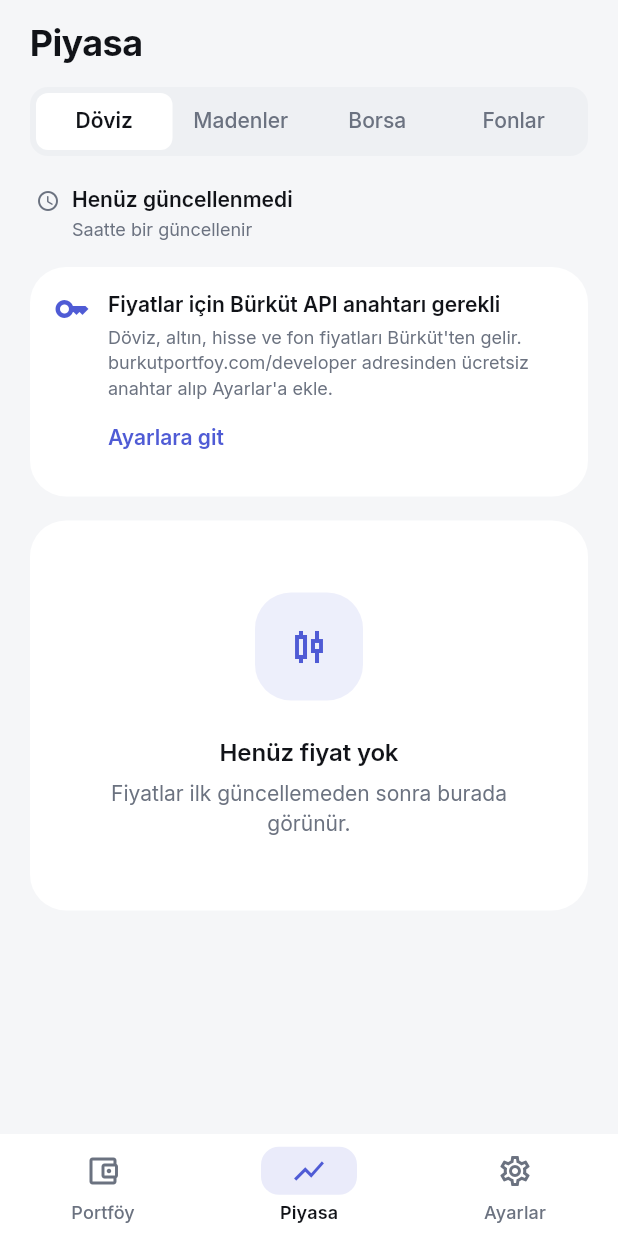
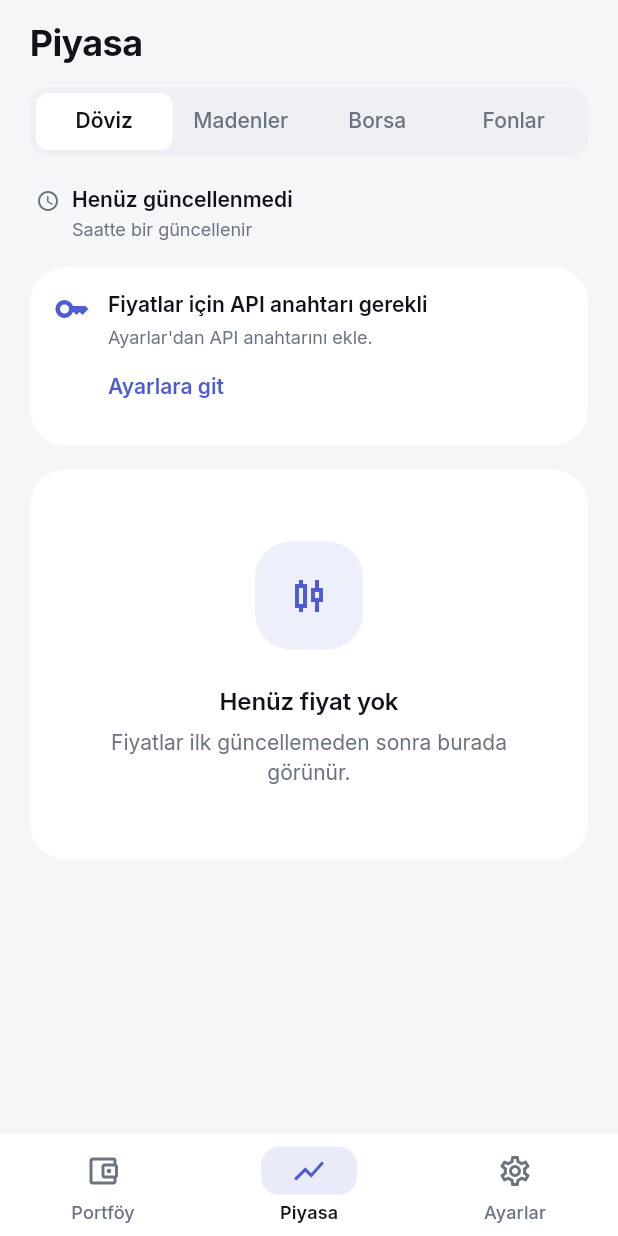
Before and after one commit to oomerkaya/Vestra, a Flutter app: the screen it shows after launch, item 2 of the bottom bar chosen, on a phone screen of 412 x 824 dp. Run offline on Flutter 3.47's test engine with Material 3 defaults, Android fonts, the phone set to English and light mode, and no system bars; our stand-ins replace decimal, dio, drift, drift_flutter, flutter_riverpod, flutter_secure_storage and 1 more; accounts and stored records are empty; generated files the repository leaves out were written again.

Commit message:
Drop KAP quota threshold, collapse allocation, simplify texts
Bürküt is named only in the API key section of the settings; elsewhere
just "data is delayed". Shorter notes throughout.

Co-Authored-By: Claude Opus 5.5 <noreply@anthropic.com>

```diff
--- a/lib/core/l10n/arb/app_tr.arb
+++ b/lib/core/l10n/arb/app_tr.arb
@@ -31,12 +31,12 @@
     }
   },
   "marketRefreshing": "Güncelleniyor…",
-  "marketSourceBurkut": "Bürküt · hisseler en az 15 dk gecikmeli",
-  "marketNeedsKeyTitle": "Fiyatlar için Bürküt API anahtarı gerekli",
-  "marketNeedsKeyMessage": "Döviz, altın, hisse ve fon fiyatları Bürküt'ten gelir. burkutportfoy.com/developer adresinden ücretsiz anahtar alıp Ayarlar'a ekle.",
+  "marketDataDelayed": "Veriler gecikmelidir",
+  "marketNeedsKeyTitle": "Fiyatlar için API anahtarı gerekli",
+  "marketNeedsKeyMessage": "Ayarlar'dan API anahtarını ekle.",
   "marketGoToSettings": "Ayarlara git",
-  "marketQuotaExhausted": "Bu ayın Bürküt istek kotası doldu. Altın ve hisse fiyatları gelecek ay güncellenecek; döviz yedek kaynaktan geliyor.",
-  "marketKeyRejected": "Bürküt API anahtarı reddedildi. Ayarlar'dan kontrol et.",
+  "marketQuotaExhausted": "Bu ayın istek kotası doldu. Fiyatlar gelecek ay güncellenecek.",
+  "marketKeyRejected": "API anahtarı kabul edilmedi. Ayarlar'dan kontrol et.",
   "errorNetwork": "İnternet bağlantısı yok. Son bilinen fiyatlar gösteriliyor.",
   "errorRateLimit": "Çok sık istek gönderildi, birazdan tekrar denenecek.",
   "errorServer": "Veri sağlayıcı şu an yanıt vermiyor.",
@@ -83,9 +83,9 @@
     }
   },
   "settingsQuotaExhausted": "Kota doldu",
-  "settingsDataNote": "Fiyatlar Bürküt'ten gelir. Döviz ve altın/gümüş uygulama açıkken saatte bir, hisseler yalnızca hafta içi 10:00-18:00 arasında saatte bir, fonlar yalnızca hafta içi 10:00-18:00 arasında günde bir kez güncellenir. Hisse verileri Borsa İstanbul kuralları gereği en az 15 dakika gecikmelidir. Ekranı aşağı çekmek bu süreleri kısaltmaz. Vestra resmi bir Bürküt uygulaması değildir; Bürküt lisanslı bir veri dağıtıcısı değildir.",
+  "settingsDataNote": "API anahtarını burkutportfoy.com/developer adresinden ücretsiz alabilirsin. Vestra resmi bir Bürküt uygulaması değildir.",
   "apiKeySheetTitle": "Bürküt API anahtarı",
-  "apiKeySheetHelp": "burkutportfoy.com/developer adresinden ücretsiz hesap açıp anahtar oluşturabilirsin (ayda 1.000 istek). Anahtar yalnızca bu cihazda şifreli saklanır.",
+  "apiKeySheetHelp": "Anahtarı burkutportfoy.com/developer adresinden ücretsiz alabilirsin. Yalnızca bu cihazda şifreli saklanır.",
   "apiKeyFieldLabel": "API anahtarı",
   "apiKeySave": "Doğrula ve kaydet",
   "apiKeyDelete": "Anahtarı sil",
@@ -93,7 +93,7 @@
   "apiKeyDeleted": "Anahtar silindi",
   "apiKeyErrorEmpty": "Anahtarı gir",
   "apiKeyErrorMalformed": "Anahtar biçimi geçersiz",
-  "apiKeyErrorRejected": "Bürküt bu anahtarı kabul etmedi",
+  "apiKeyErrorRejected": "Anahtar kabul edilmedi",
   "apiKeyErrorQuota": "Bu ayın kotası dolu olduğu için anahtar doğrulanamadı",
   "apiKeyShow": "Göster",
   "apiKeyHide": "Gizle",
@@ -176,7 +176,7 @@
   "txDeleted": "İşlem silindi",
   "pickerTitle": "Varlık seç",
   "pickerSearchStocks": "Hisse ara (ör. THYAO)",
-  "pickerStockListUnavailable": "Hisse listesi için Bürküt API anahtarı gerekli. Sembolü elle yazabilirsin.",
+  "pickerStockListUnavailable": "Hisse listesi için API anahtarı gerekli. Sembolü elle yazabilirsin.",
   "pickerNoResults": "Sonuç yok",
   "assetDetailTransactions": "İşlemler",
   "assetDetailQuantity": "Miktar",
@@ -259,20 +259,20 @@
   "marketTabFunds": "Fonlar",
   "categoryFunds": "Fonlar",
   "unitShare": "pay",
-  "marketFundsRule": "Hafta içi 10:00-18:00 arasında, günde bir kez güncellenir (TEFAS fiyatları günlük açıklanır)",
+  "marketFundsRule": "Hafta içi 10:00-18:00 arasında, günde bir kez güncellenir",
   "marketSearchFunds": "Fon ara (kod veya ad)",
   "marketFundsNotLoaded": "Fon listesi ilk güncellemeyle gelir.",
-  "kapAssetSectionTitle": "Yakın zamanda yapılan KAP bildirimleri",
+  "kapAssetSectionTitle": "Son KAP bildirimleri",
   "kapNone": "Son 30 günde kayıtlı bildirim yok.",
-  "kapAssetFooter": "Kaynak: KAP, Bürküt üzerinden. Günde bir kez çekilen son 30 günün kayıtlarından gösterilir; uygulamanın açılmadığı günler eksik olabilir.",
+  "kapAssetFooter": "Son 30 gün · Günde bir kez güncellenir.",
   "kapOpenOnKap": "Bildirimi KAP'ta aç",
   "linkOpenFailed": "Bağlantı açılamadı.",
   "kapScreenTitle": "KAP bildirimleri",
   "kapIconTooltip": "KAP bildirimleri",
   "kapFilterAll": "Tümü",
   "kapEmptyTitle": "Henüz bildirim yok",
-  "kapEmptyMessage": "KAP bildirimleri uygulama açıkken günde bir kez, 08:00'den sonra güncellenir ve 30 gün saklanır.",
-  "kapScreenFooter": "Kaynak: KAP, Bürküt üzerinden. Yalnızca portföydeki hisseler, son 30 gün. Uygulama açıkken günde bir kez tek istekle güncellenir; açılmayan günler eksik olabilir. Aylık kotanın yarısı dolunca güncelleme durur.",
+  "kapEmptyMessage": "Bildirimler günde bir kez güncellenir ve 30 gün saklanır.",
+  "kapScreenFooter": "Portföydeki hisselerin son 30 günlük bildirimleri. Günde bir kez güncellenir.",
   "kapNewBadge": "KAP",
   "kapNewBadgeSemantics": "Son 24 saatte KAP bildirimi var",
   "assetDetailPrice": "Güncel fiyat",
@@ -287,7 +287,7 @@
     }
   },
   "portfolioKeyTitle": "Fiyatlar için API anahtarı gerekli",
-  "portfolioKeyMessage": "Güncel fiyatlar ve KAP bildirimleri için Bürküt API anahtarını Ayarlar'dan gir.",
+  "portfolioKeyMessage": "Güncel fiyatlar ve KAP bildirimleri için Ayarlar'dan API anahtarını ekle.",
   "portfolioKeyAction": "Ayarlara git",
   "allocationByCategory": "Tür",
   "allocationByAsset": "Varlık",
--- a/lib/features/market/presentation/widgets/market_category_tab.dart
+++ b/lib/features/market/presentation/widgets/market_category_tab.dart
@@ -238,7 +238,7 @@ class _StatusCard extends StatelessWidget {
         QuoteCategory.funds => l10n.marketFundsRule,
         _ => l10n.marketUpdateRule,
       },
-      if (quotes.isNotEmpty && isStocks) l10n.marketSourceBurkut,
+      if (quotes.isNotEmpty && isStocks) l10n.marketDataDelayed,
     ];
 
     return Padding(
--- a/lib/features/portfolio/presentation/kap_refresh_controller.dart
+++ b/lib/features/portfolio/presentation/kap_refresh_controller.dart
@@ -61,7 +61,7 @@ class KapRefreshController extends Notifier<bool> {
       await repository.prune();
       final usage = await ref.read(quotaUsageProvider.future);
       if (!ref.mounted || usage == null) return false;
-      if (!DisclosurePolicy.autoAllowed(usage)) return false;
+      if (!DisclosurePolicy.allowed(usage)) return false;
 
       final now = clock();
       final due = DisclosurePolicy.isDue(
--- a/lib/features/portfolio/presentation/portfolio_screen.dart
+++ b/lib/features/portfolio/presentation/portfolio_screen.dart
@@ -77,6 +77,8 @@ class PortfolioScreen extends ConsumerWidget {
             CollapsibleSection(
               title: l10n.portfolioAllocation,
               storageKey: 'portfolio-allocation',
+              // Closed by default; the user opens it when needed.
+              initiallyExpanded: false,
               child: AllocationView(summary: summary),
             ),
           ],
```
Also changed, not shown: lib/features/market/domain/services/disclosure_policy.dart (+3 -5 lines), lib/core/l10n/generated/app_localizations.dart, lib/core/l10n/generated/app_localizations_tr.dart, 5 other files.
